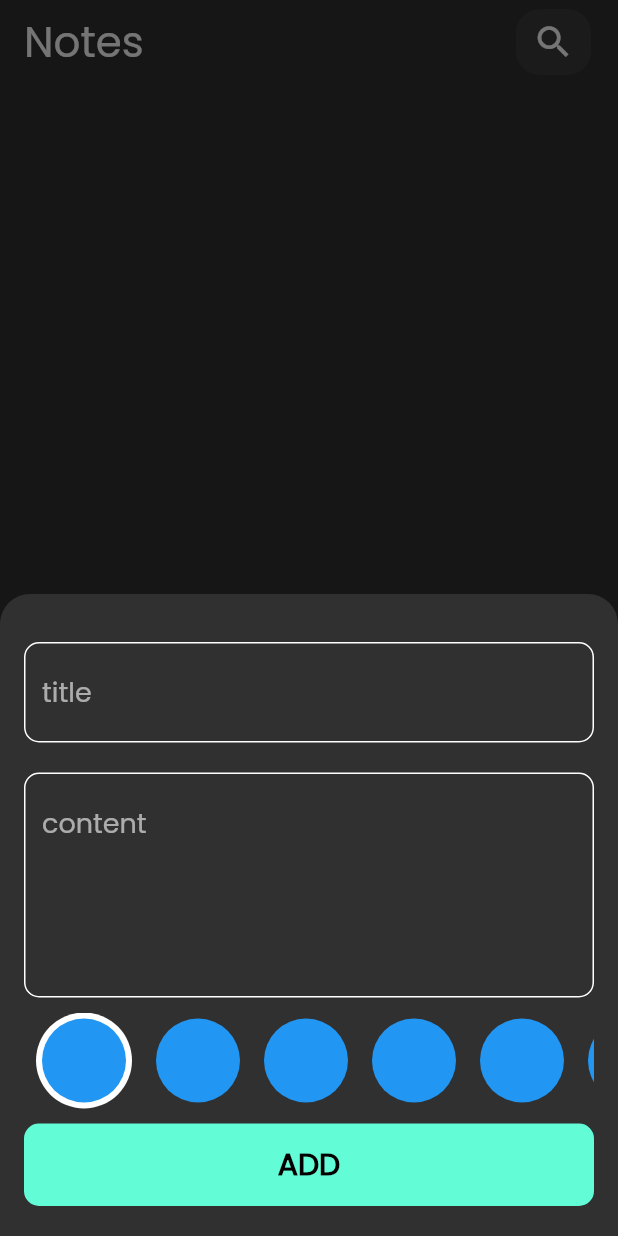
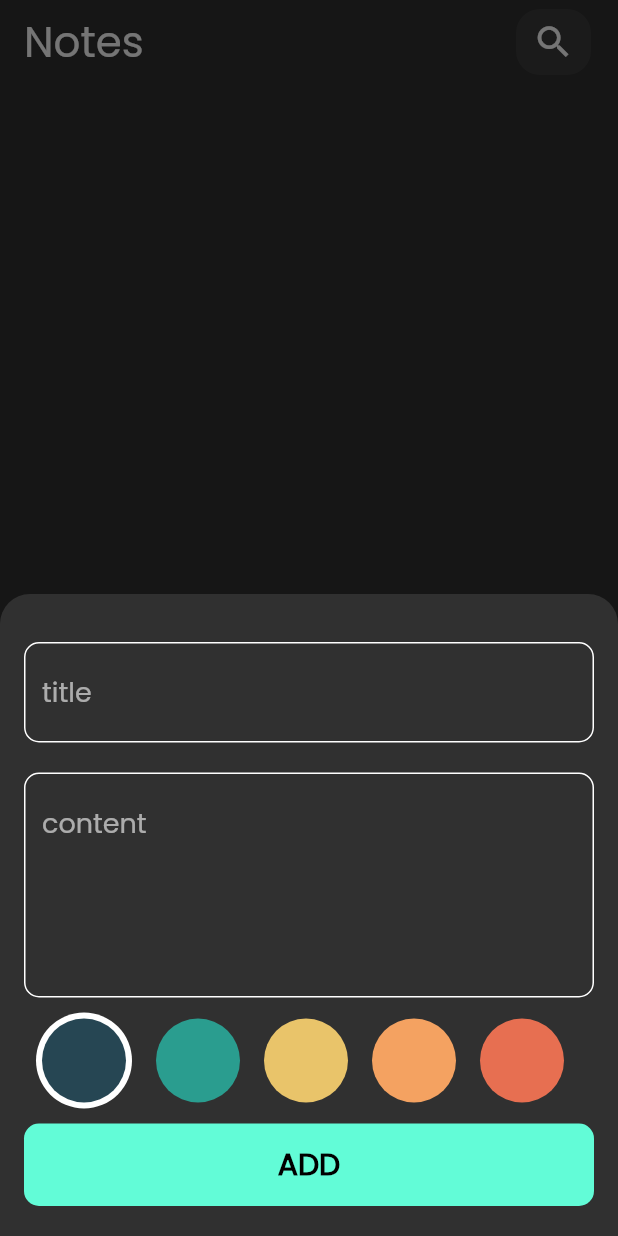
Before and after one commit to Ibrahimfathi96/Notester, a Flutter app: the screen it shows after launch, after a tap on the "add" icon, on a phone screen of 412 x 824 dp. Run offline on Flutter 3.47's test engine with Material 2 defaults, Android fonts, the light colour scheme and no system bars; our stand-ins replace bloc, flutter_bloc, flutter_slidable, font_awesome_flutter, hive, hive_flutter; accounts and stored records are empty.

Commit message:
edit colors palette

```diff
--- a/lib/view/widgets/colors_list_view.dart
+++ b/lib/view/widgets/colors_list_view.dart
@@ -1,21 +1,22 @@
 import 'package:flutter/material.dart';
 
 class ColorItem extends StatelessWidget {
-  const ColorItem({Key? key, required this.isSelected}) : super(key: key);
+  const ColorItem({Key? key, required this.isSelected, required this.color}) : super(key: key);
   final bool isSelected;
+  final Color color;
   @override
   Widget build(BuildContext context) {
     return
-      isSelected? const CircleAvatar(
+      isSelected?  CircleAvatar(
         radius: 32,
         backgroundColor: Colors.white,
         child: CircleAvatar(
-          backgroundColor: Colors.blue,
+          backgroundColor: color,
           radius: 28,
         ),
       ):
-      const CircleAvatar(
-      backgroundColor: Colors.blue,
+       CircleAvatar(
+      backgroundColor: color,
       radius: 28,
     );
   }
@@ -29,7 +30,13 @@ class ColorsListView extends StatefulWidget {
 
 class _ColorsListViewState extends State<ColorsListView> {
   int currentIndex = 0;
-
+  List<Color> colors = [
+    const Color(0xff264653),
+    const Color(0xff2a9d8f),
+    const Color(0xffe9c46a),
+    const Color(0xfff4a261),
+    const Color(0xffe76f51),
+  ];
   @override
   Widget build(BuildContext context) {
     return SizedBox(
@@ -42,9 +49,11 @@ class _ColorsListViewState extends State<ColorsListView> {
               onTap: (){
                 setState(() {currentIndex = index;});
               },
-              child: ColorItem(isSelected: currentIndex == index,)),
+              child: ColorItem(
+                color: colors[index] ,
+                isSelected: currentIndex == index,)),
         ),
-        itemCount: 10,
+        itemCount: colors.length,
       ),
     );
   }
```
